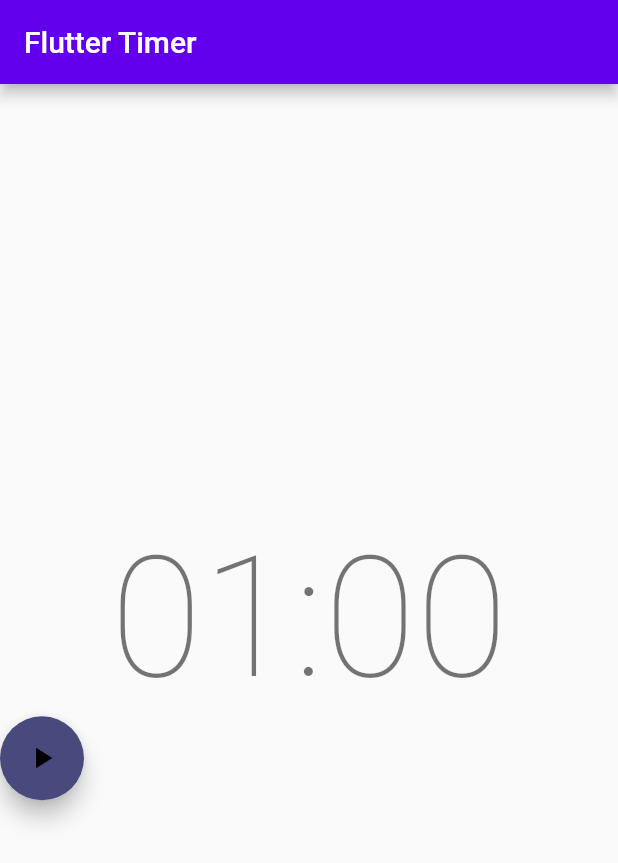
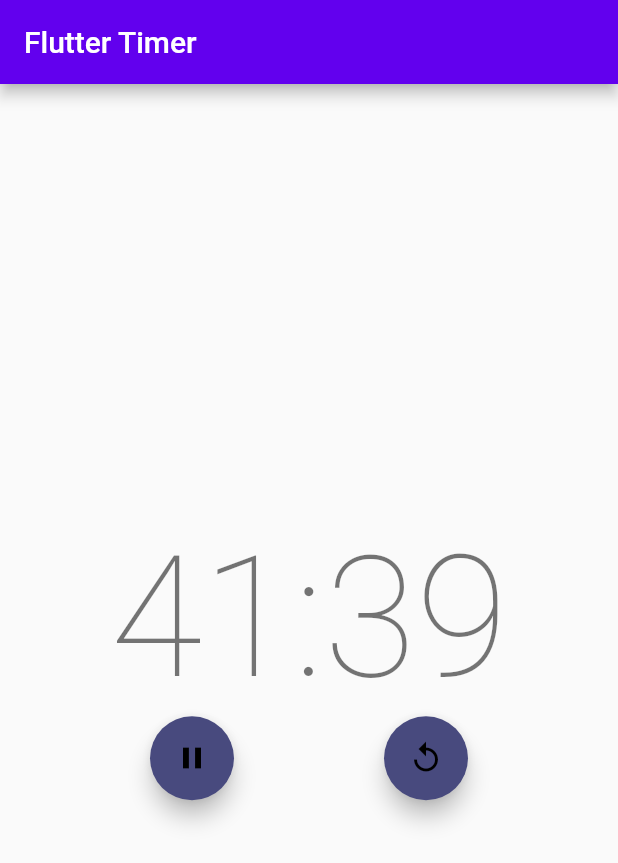
Before and after one commit to YadavGulshan/TimerApp, a Flutter app: the screen it shows after launch, after a tap on the "play arrow" icon, on a phone screen of 412 x 824 dp. Shown: the top 863 px of the screen. Run offline on Flutter 3.47's test engine with Material 2 defaults, Android fonts, the phone set to English and light mode, and no system bars; our stand-ins replace bloc, equatable, flutter_bloc.

Commit message:
Timer working

```diff
--- a/lib/src/timer/bloc/timer_bloc.dart
+++ b/lib/src/timer/bloc/timer_bloc.dart
@@ -9,19 +9,17 @@ part 'timer_state.dart';
 
 class TimerBloc extends Bloc<TimerEvent, TimerState> {
   final Ticker _ticker;
-  static const int _duration = 60;
+  static const int _duration = 2500;
 
   StreamSubscription<int>? _tickerSubscription;
   TimerBloc({required Ticker ticker})
       : _ticker = ticker,
         super(const TimerInitial(_duration)) {
-    on<TimerEvent>((event, emit) {
-      _onStarted;
-      _onPaused;
-      _onResumed;
-      _onReset;
-      _onTicked;
-    });
+    on<TimerStarted>(_onStarted);
+    on<TimerPaused>(_onPaused);
+    on<TimerResumed>(_onResumed);
+    on<TimerReset>(_onReset);
+    on<TimerTicked>(_onTicked);
   }
 
   @override
@@ -35,24 +33,24 @@ class TimerBloc extends Bloc<TimerEvent, TimerState> {
     _tickerSubscription?.cancel();
     _tickerSubscription = _ticker
         .tick(ticks: event.duration)
-        .listen((event) => add(TimerTicked(event)));
+        .listen((event) => add(TimerTicked(duration: event)));
   }
 
-  void _onPaused(TimerTicked event, Emitter<TimerState> emit) {
+  void _onPaused(TimerPaused event, Emitter<TimerState> emit) {
     if (state is TimerRunInProgress) {
       _tickerSubscription?.pause();
       emit(TimerRunPause(state.duration));
     }
   }
 
-  void _onResumed(TimerTicked event, Emitter<TimerState> emit) {
+  void _onResumed(TimerResumed event, Emitter<TimerState> emit) {
     if (state is TimerRunPause) {
       _tickerSubscription?.resume();
       emit(TimerRunInProgress(state.duration));
     }
   }
 
-  void _onReset(TimerTicked event, Emitter<TimerState> emit) {
+  void _onReset(TimerReset event, Emitter<TimerState> emit) {
     _tickerSubscription?.cancel();
     emit(const TimerInitial(_duration));
   }
--- a/lib/src/timer/bloc/timer_event.dart
+++ b/lib/src/timer/bloc/timer_event.dart
@@ -8,7 +8,7 @@ abstract class TimerEvent extends Equatable {
 }
 
 class TimerStarted extends TimerEvent {
-  const TimerStarted(this.duration);
+  const TimerStarted({required this.duration});
   final int duration;
 }
 
@@ -26,7 +26,7 @@ class TimerReset extends TimerEvent {
 
 class TimerTicked extends TimerEvent {
   final int duration;
-  const TimerTicked(this.duration);
+  const TimerTicked({required this.duration});
 
   @override
   List<Object> get props => [duration];
--- a/lib/src/timer/view/actions.dart
+++ b/lib/src/timer/view/actions.dart
@@ -2,8 +2,8 @@ import 'package:flutter/material.dart';
 import 'package:flutter_bloc/flutter_bloc.dart';
 import 'package:timer/src/timer/timer.dart';
 
-class ActionButton extends StatelessWidget {
-  const ActionButton({Key? key}) : super(key: key);
+class Actions extends StatelessWidget {
+  const Actions({Key? key}) : super(key: key);
 
   @override
   Widget build(BuildContext context) {
@@ -15,9 +15,11 @@ class ActionButton extends StatelessWidget {
             if (state is TimerInitial) ...[
               FloatingActionButton(
                   child: const Icon(Icons.play_arrow),
-                  onPressed: () => context
-                      .read<TimerBloc>()
-                      .add(TimerStarted(state.duration)))
+                  onPressed: () {
+                    context
+                        .read<TimerBloc>()
+                        .add(TimerStarted(duration: state.duration));
+                  })
             ],
             if (state is TimerRunInProgress) ...[
               FloatingActionButton(
--- a/lib/src/timer/view/timer_page.dart
+++ b/lib/src/timer/view/timer_page.dart
@@ -2,7 +2,6 @@ import 'package:flutter/material.dart';
 import 'package:flutter_bloc/flutter_bloc.dart';
 import 'package:timer/src/ticker.dart';
 import 'package:timer/src/timer/timer.dart';
-import 'package:timer/src/timer/view/actions.dart';
 
 class TimerPage extends StatelessWidget {
   const TimerPage({Key? key}) : super(key: key);
@@ -35,7 +34,7 @@ class TimerView extends StatelessWidget {
               Center(
                 child: TimerText(),
               ),
-              ActionButton(),
+              Actions(),
             ],
           )
         ],
@@ -59,3 +58,54 @@ class TimerText extends StatelessWidget {
     );
   }
 }
+
+class Actions extends StatelessWidget {
+  const Actions({Key? key}) : super(key: key);
+  @override
+  Widget build(BuildContext context) {
+    return BlocBuilder<TimerBloc, TimerState>(
+      buildWhen: (prev, state) => prev.runtimeType != state.runtimeType,
+      builder: (context, state) {
+        return Row(
+          mainAxisAlignment: MainAxisAlignment.spaceEvenly,
+          children: [
+            if (state is TimerInitial) ...[
+              FloatingActionButton(
+                child: Icon(Icons.play_arrow),
+                onPressed: () => context
+                    .read<TimerBloc>()
+                    .add(TimerStarted(duration: state.duration)),
+              ),
+            ],
+            if (state is TimerRunInProgress) ...[
+              FloatingActionButton(
+                child: Icon(Icons.pause),
+                onPressed: () => context.read<TimerBloc>().add(TimerPaused()),
+              ),
+              FloatingActionButton(
+                child: Icon(Icons.replay),
+                onPressed: () => context.read<TimerBloc>().add(TimerReset()),
+              ),
+            ],
+            if (state is TimerRunPause) ...[
+              FloatingActionButton(
+                child: Icon(Icons.play_arrow),
+                onPressed: () => context.read<TimerBloc>().add(TimerResumed()),
+              ),
+              FloatingActionButton(
+                child: Icon(Icons.replay),
+                onPressed: () => context.read<TimerBloc>().add(TimerReset()),
+              ),
+            ],
+            if (state is TimerRunComplete) ...[
+              FloatingActionButton(
+                child: Icon(Icons.replay),
+                onPressed: () => context.read<TimerBloc>().add(TimerReset()),
+              ),
+            ]
+          ],
+        );
+      },
+    );
+  }
+}
```
Also changed, not shown: 1 other file.
